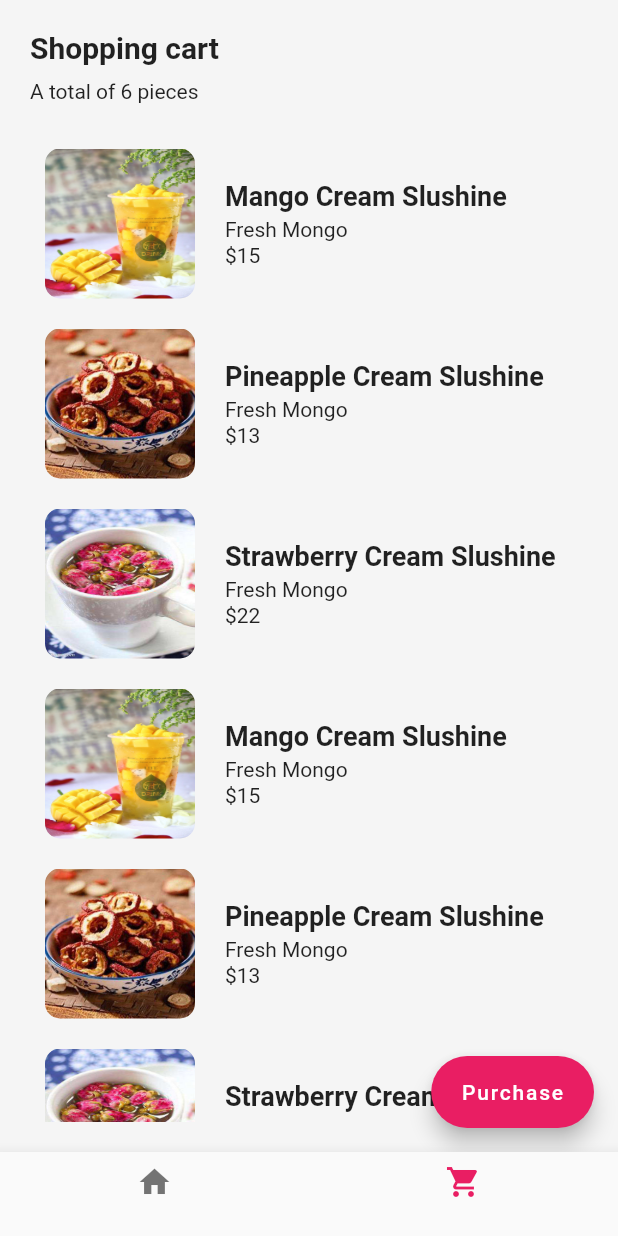
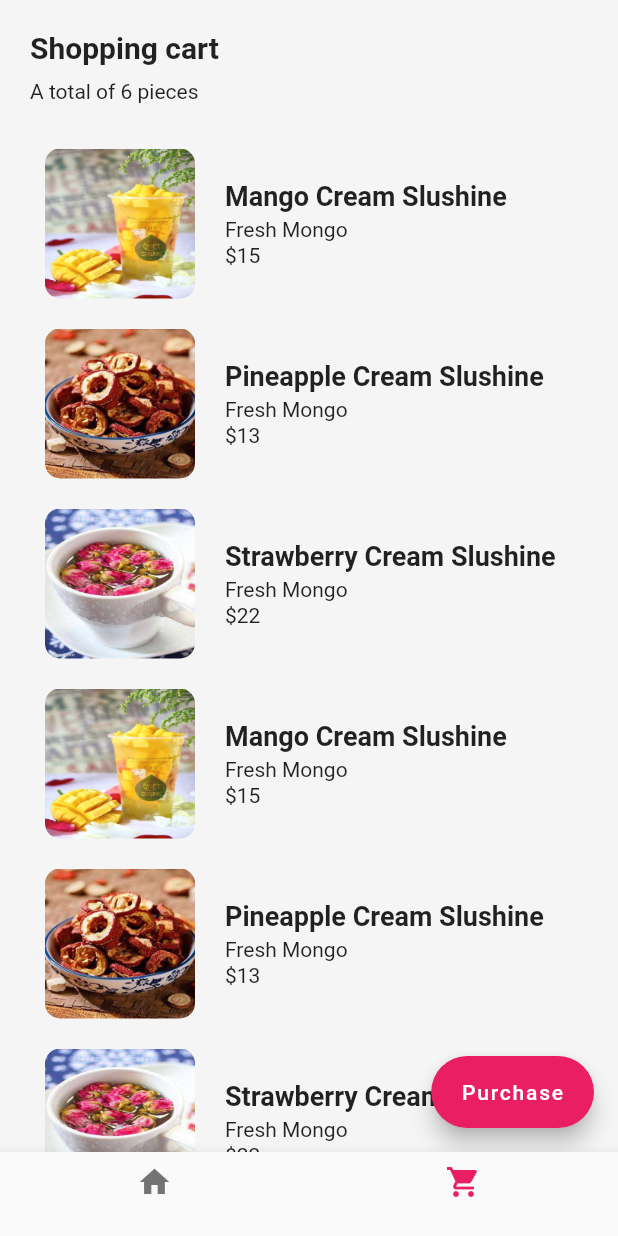
Before and after one commit to xch1029/fruit-shop, a Flutter app: the screen it shows after launch, swiped to page 2, on a phone screen of 412 x 824 dp. Run offline on Flutter 3.47's test engine with Material 2 defaults, Android fonts, the phone set to English and light mode, and no system bars.

Commit message:
购物车padding优化

```diff
--- a/lib/screens/cart.dart
+++ b/lib/screens/cart.dart
@@ -10,7 +10,7 @@ class Cart extends StatelessWidget {
     return Scaffold(
       body: SafeArea(
         child: Container(
-          padding: EdgeInsets.all(20),
+          padding: EdgeInsets.fromLTRB(20, 20, 20, 0),
           child: Flex(
             direction: Axis.vertical,
             crossAxisAlignment: CrossAxisAlignment.start,
```
